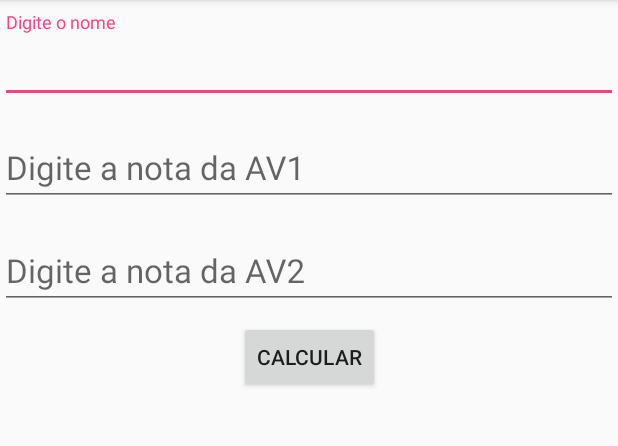
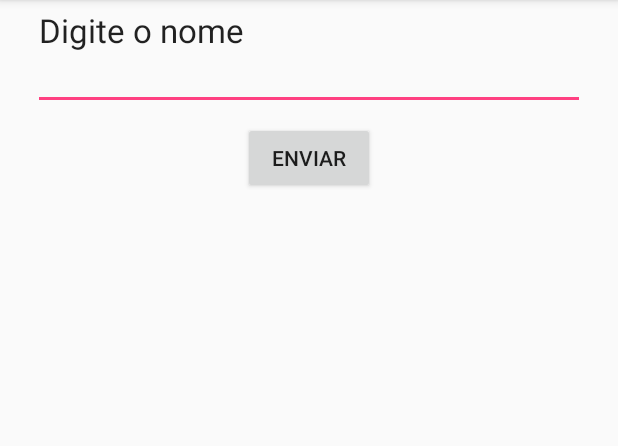
Before and after one commit to Rosahanne/Unama, an Android app: the screen it shows after launch (CalcMedia before the commit, Restaurante after it), on a phone screen of 412 x 824 dp, the part 84-530 px from its top. Run offline under Robolectric (Android 15) with nearby library versions, the phone set to English and light mode, and no system bars.

Commit message:
UnamaExercicios
Signed-off-by: RosaHanne <emanuelle.rh@gmail.com>

```diff
--- a/app/src/main/AndroidManifest.xml
+++ b/app/src/main/AndroidManifest.xml
@@ -22,7 +22,9 @@
         <activity android:name=".GastoViagem2" />
         <activity android:name=".CalcPesoPlaneta" />
         <activity android:name=".CalcValorY" />
-        <activity android:name=".CalcMedia">
+        <activity android:name=".CalcMedia" />
+        <activity android:name=".CalcCatNatacao" />
+        <activity android:name=".Restaurante">
             <intent-filter>
                 <action android:name="android.intent.action.MAIN" />
 
--- a/app/src/main/java/com/example/a26144859/appexemplo/CalcValorY.java
+++ b/app/src/main/java/com/example/a26144859/appexemplo/CalcValorY.java
@@ -20,7 +20,7 @@ public class CalcValorY extends AppCompatActivity {
         setContentView(R.layout.activity_calc_valor_y);
 
         numero_x = findViewById(R.id.numero_x);
-        btn_calc_y = findViewById(R.id.bt_calc_y);
+        btn_calc_y = findViewById(R.id.b_calcCategoria);
         numero_y = findViewById(R.id.resultadoY);
 
 
--- /dev/null
+++ b/app/src/main/java/com/example/a26144859/appexemplo/Restaurante.java
@@ -0,0 +1,50 @@
+package com.example.a26144859.appexemplo;
+
+import android.os.Bundle;
+import android.support.v7.app.AppCompatActivity;
+import android.view.View;
+import android.widget.Button;
+import android.widget.EditText;
+import android.widget.TextView;
+
+public class Restaurante extends AppCompatActivity {
+
+    private EditText nomeCliente;
+    private Button btn_calcularConta;
+    private TextView resultadoConta;
+
+    @Override
+    protected void onCreate(Bundle savedInstanceState) {
+        super.onCreate(savedInstanceState);
+        setContentView(R.layout.activity_restaurante);
+
+        nomeCliente = findViewById(R.id.ip_ncliente);
+        resultadoConta = findViewById(R.id.txt_resConta);
+        btn_calcularConta = findViewById(R.id.b_calcularconta);
+
+        btn_calcularConta.setOnClickListener(new View.OnClickListener() {
+            @Override
+            public void onClick(View view) {
+
+                String letra = String.valueOf(nomeCliente.getText());
+                String primeiraLetra = letra.substring(0,1);
+
+                if (primeiraLetra.equals("a") ||
+                        primeiraLetra.equals("e") ||
+                        primeiraLetra.equals("i") ||
+                        primeiraLetra.equals("o") ||
+                        primeiraLetra.equals("u") ||
+                        primeiraLetra.equals("A") ||
+                        primeiraLetra.equals("E") ||
+                        primeiraLetra.equals("I") ||
+                        primeiraLetra.equals("O") ||
+                        primeiraLetra.equals("U") ) {
+
+                    resultadoConta.setText("Você terá desconto de 30% em sua conta");
+               }else{
+                    resultadoConta.setText("Que pena! Nesta semana o desconto não é para o seu nome, mas continue nos prestigiando que a sua vez chegará");
+                }
+            }
+        });
+    }
+}
--- /dev/null
+++ b/app/src/main/res/layout/activity_restaurante.xml
@@ -0,0 +1,57 @@
+<?xml version="1.0" encoding="utf-8"?>
+<android.support.constraint.ConstraintLayout xmlns:android="http://schemas.android.com/apk/res/android"
+    xmlns:app="http://schemas.android.com/apk/res-auto"
+    xmlns:tools="http://schemas.android.com/tools"
+    android:layout_width="match_parent"
+    android:layout_height="match_parent"
+    tools:context=".Restaurante">
+
+    <android.support.design.widget.TextInputLayout
+        android:id="@+id/textInputLayout13"
+        android:layout_width="368dp"
+        android:layout_height="wrap_content"
+        android:layout_marginStart="8dp"
+        android:layout_marginLeft="8dp"
+        android:layout_marginTop="8dp"
+        android:layout_marginEnd="8dp"
+        android:layout_marginRight="8dp"
+        app:hintTextAppearance="@style/TextAppearance.AppCompat.Large"
+        app:layout_constraintEnd_toEndOf="parent"
+        app:layout_constraintStart_toStartOf="parent"
+        app:layout_constraintTop_toTopOf="parent">
+
+        <android.support.design.widget.TextInputEditText
+            android:id="@+id/ip_ncliente"
+            android:layout_width="match_parent"
+            android:layout_height="wrap_content"
+            android:hint="@string/nomeCliente" />
+    </android.support.design.widget.TextInputLayout>
+
+    <TextView
+        android:id="@+id/txt_resConta"
+        android:layout_width="wrap_content"
+        android:layout_height="wrap_content"
+        android:layout_marginStart="8dp"
+        android:layout_marginLeft="8dp"
+        android:layout_marginTop="44dp"
+        android:layout_marginEnd="8dp"
+        android:layout_marginRight="8dp"
+        android:textAppearance="@style/TextAppearance.AppCompat.Large"
+        app:layout_constraintEnd_toEndOf="parent"
+        app:layout_constraintStart_toStartOf="parent"
+        app:layout_constraintTop_toBottomOf="@+id/b_calcularconta" />
+
+    <Button
+        android:id="@+id/b_calcularconta"
+        android:layout_width="wrap_content"
+        android:layout_height="wrap_content"
+        android:layout_marginStart="8dp"
+        android:layout_marginLeft="8dp"
+        android:layout_marginTop="8dp"
+        android:layout_marginEnd="8dp"
+        android:layout_marginRight="8dp"
+        android:text="Enviar"
+        app:layout_constraintEnd_toEndOf="parent"
+        app:layout_constraintStart_toStartOf="parent"
+        app:layout_constraintTop_toBottomOf="@+id/textInputLayout13" />
+</android.support.constraint.ConstraintLayout>
--- a/app/src/main/res/values/strings.xml
+++ b/app/src/main/res/values/strings.xml
@@ -24,6 +24,9 @@
     <string name="nomeAluno">Digite o nome</string>
     <string name="av1">Digite a nota da AV1</string>
     <string name="av2">Digite a nota da AV2</string>
+    <string name="id_nadador">Digite o nome do nadador</string>
+    <string name="idade_nadador">Digite a idade</string>
+    <string name="nomeCliente">Digite o nome</string>
 
 
 </resources>
```
Also changed, not shown: app/src/main/java/com/example/a26144859/appexemplo/CalcCatNatacao.java (added, +51 -0 lines), app/src/main/res/layout/activity_calc_cat_natacao.xml (added, +54 -0 lines), app/src/main/res/layout/activity_calc_valor_y.xml (+4 -4 lines).
